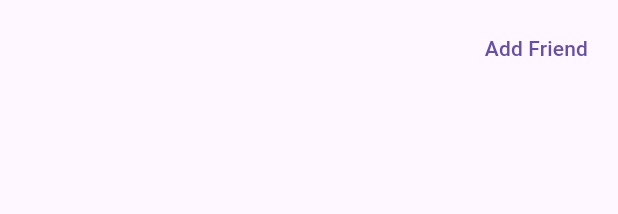
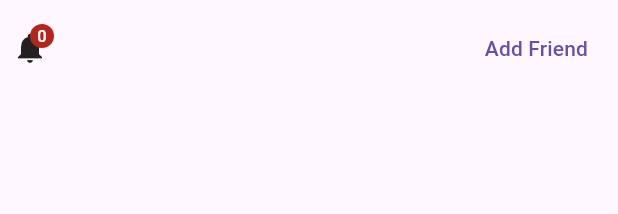
Before and after one commit to thienkk25/Tylk_Chat, a Flutter app: the PeopleOnline widget shown alone on an empty page, opened directly, on a phone screen of 412 x 824 dp. Shown: the top 214 px of the screen. Run offline on Flutter 3.47's test engine with Material 3 defaults, Android fonts, the phone set to English and light mode, and no system bars; our stand-ins replace flutter_dotenv, flutter_riverpod, shared_preferences; accounts and stored records are empty; network calls fail.

Commit message:
add function notification

```diff
--- a/lib/screens/home.dart
+++ b/lib/screens/home.dart
@@ -210,6 +210,7 @@ class _HomeState extends ConsumerState<Home> {
                             child: TextField(
                               controller: contentSendController,
                               decoration: const InputDecoration(
+                                hintText: "Message...",
                                 border: InputBorder.none,
                               ),
                               maxLines: null,
--- a/lib/screens/people_online.dart
+++ b/lib/screens/people_online.dart
@@ -1,17 +1,20 @@
 import 'dart:async';
 
 import 'package:app_chat/controllers/user_controller.dart';
+import 'package:app_chat/screens/notifications.dart';
+import 'package:app_chat/services/others_provider.dart';
 import 'package:flutter/material.dart';
+import 'package:flutter_riverpod/flutter_riverpod.dart';
 import 'package:shared_preferences/shared_preferences.dart';
 
-class PeopleOnline extends StatefulWidget {
+class PeopleOnline extends ConsumerStatefulWidget {
   const PeopleOnline({super.key});
 
   @override
-  State<PeopleOnline> createState() => _PeopleOnlineState();
+  ConsumerState<PeopleOnline> createState() => _PeopleOnlineState();
 }
 
-class _PeopleOnlineState extends State<PeopleOnline> {
+class _PeopleOnlineState extends ConsumerState<PeopleOnline> {
   final userController = UserController();
 
   List dataFriends = [];
@@ -21,6 +24,7 @@ class _PeopleOnlineState extends State<PeopleOnline> {
   List dataSearch = [];
   List temporaryData = [];
   String? myselftEmail;
+  Map dataNotifications = {};
   @override
   void initState() {
     WidgetsBinding.instance.addPostFrameCallback((_) {
@@ -31,6 +35,7 @@ class _PeopleOnlineState extends State<PeopleOnline> {
 
   Future<void> load() async {
     dataFriends = await userController.getFriends();
+    dataNotifications = await userController.getNotifications(ref);
     final prefs = await SharedPreferences.getInstance();
     setState(() {
       myselftEmail = prefs.getString("emailUser")!;
@@ -39,6 +44,9 @@ class _PeopleOnlineState extends State<PeopleOnline> {
 
   @override
   void dispose() {
+    whoSendController.dispose();
+    contentSendController.dispose();
+    timer?.cancel();
     super.dispose();
   }
 
@@ -50,8 +58,21 @@ class _PeopleOnlineState extends State<PeopleOnline> {
           Row(
             mainAxisAlignment: MainAxisAlignment.spaceBetween,
             children: [
-              const SizedBox(
-                width: 5,
+              Padding(
+                padding: const EdgeInsets.all(8.0),
+                child: InkWell(
+                  onTap: () {
+                    Navigator.push(
+                        context,
+                        MaterialPageRoute(
+                            builder: (_) => Notifications(
+                                dataNotifications: dataNotifications)));
+                  },
+                  child: Badge(
+                    label: Text(ref.watch(notificationState).toString()),
+                    child: const Icon(Icons.notifications),
+                  ),
+                ),
               ),
               Padding(
                 padding: const EdgeInsets.all(8.0),
--- /dev/null
+++ b/lib/services/others_provider.dart
@@ -0,0 +1,3 @@
+import 'package:flutter_riverpod/flutter_riverpod.dart';
+
+final notificationState = StateProvider<int>((ref) => 0);
```
Also changed, not shown: lib/controllers/user_controller.dart (+22 -0 lines), lib/screens/notifications.dart (added, +97 -0 lines), lib/services/user_service.dart (+30 -0 lines).
